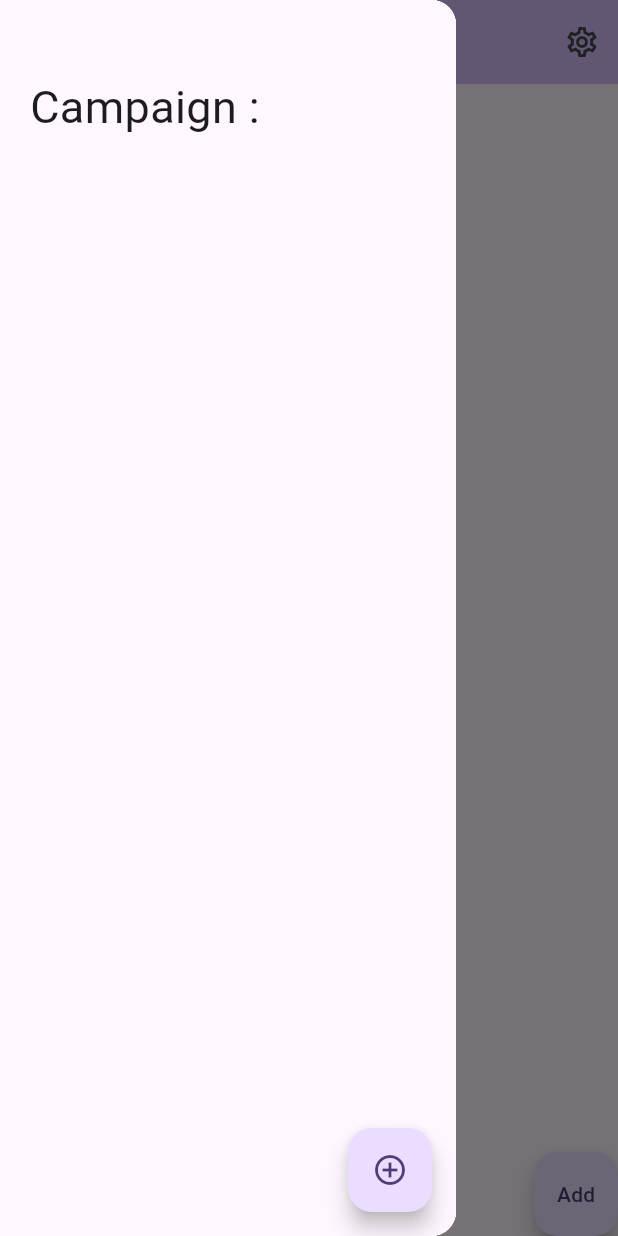
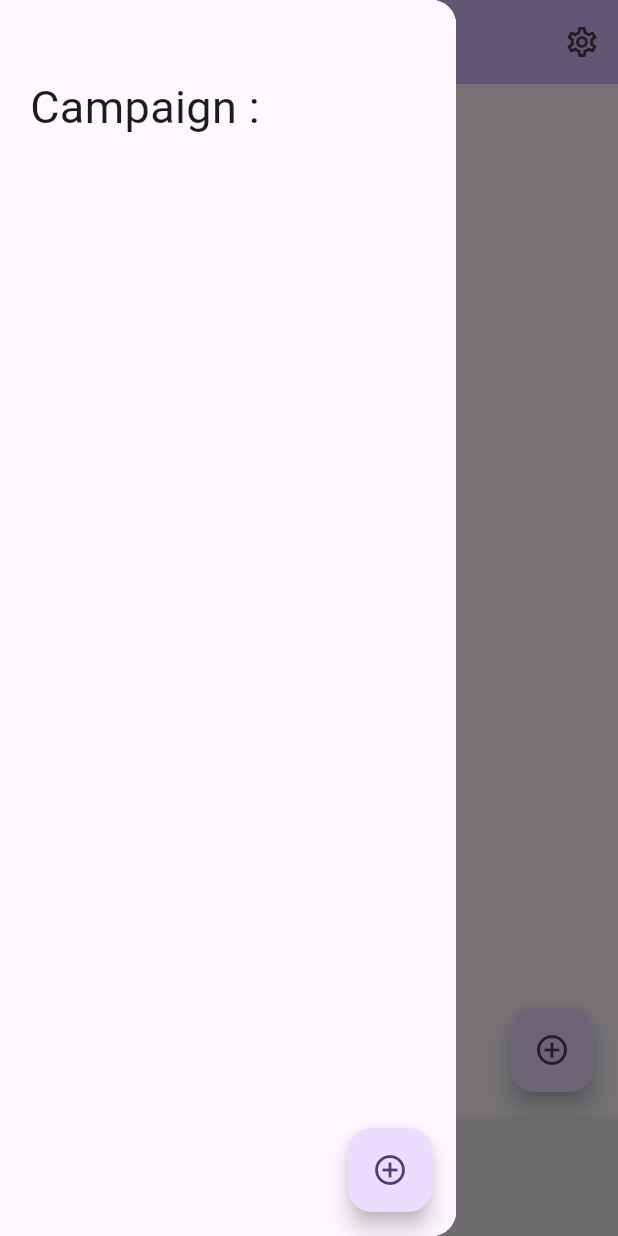
Before and after one commit to rdemont/Trees-Marking, a Flutter app: the screen it shows after launch, with the side drawer open, on a phone screen of 412 x 824 dp. Run offline on Flutter 3.47's test engine with Material 3 defaults, Android fonts, the phone set to English and light mode, and no system bars; our stand-ins replace sqflite; missing offline and left inert: encrypt; accounts and stored records are empty.

Commit message:
Bettter and Better

```diff
--- a/lib/businessObj/list/speciesList.dart
+++ b/lib/businessObj/list/speciesList.dart
@@ -14,4 +14,20 @@ class SpeciesList
     });
   }
 
+  static Future<Map<int, Species>> getObjectsMap(){
+    return DatabaseService.initializeDb().then((db) {
+      return db.query("campaign",orderBy: "id").then((raws){
+        Map<int, Species> result = {} ;
+        for (int i=0;i<raws.length;i++)
+        {
+          Species obj = Species.fromMap(raws[i]);
+
+          result[obj.id]  = obj;
+
+        }
+        return result ;
+      });
+    });
+  }
+
 }
--- a/lib/businessObj/list/trunkSizeList.dart
+++ b/lib/businessObj/list/trunkSizeList.dart
@@ -4,6 +4,7 @@
 
 import '../../services/databaseService.dart';
 import '../trunkSize.dart';
+import '../trunkSizeImpl.dart';
 
 class TrunkSizeList
 {
@@ -11,7 +12,23 @@ class TrunkSizeList
   static Future<List<TrunkSize>> getAll(){
     return DatabaseService.initializeDb().then((db) {
       return db.query("trunkSize",orderBy: "minDiameter").then((raws){
-        return raws.map((e) => TrunkSize.fromMap(e)).toList();
+        return raws.map((e) => TrunkSizeImpl.fromMap(e)).toList();
+      });
+    });
+  }
+
+  static Future<Map<int, TrunkSize>> getObjectsMap(){
+    return DatabaseService.initializeDb().then((db) {
+      return db.query("campaign",orderBy: "id").then((raws){
+        Map<int, TrunkSize> result = {} ;
+        for (int i=0;i<raws.length;i++)
+        {
+          TrunkSize obj = TrunkSizeImpl.fromMap(raws[i]);
+
+          result[obj.id]  = obj;
+
+        }
+        return result ;
       });
     });
   }
--- a/lib/businessObj/markedTree.dart
+++ b/lib/businessObj/markedTree.dart
@@ -1,6 +1,10 @@
+import 'package:treesmarking/businessObj/campaign.dart';
+import 'package:treesmarking/businessObj/species.dart';
+import 'package:treesmarking/businessObj/trunkSizeImpl.dart';
 import 'package:treesmarking/databaseObj/markedTreeDB.dart';
 
 import 'businessObj.dart';
+import 'trunkSize.dart';
 
 class MarkedTree extends BusinessObj
 {
@@ -17,6 +21,9 @@ double get latitude => _localDbObj.latitude;
 double get longitude => _localDbObj.longitude;
 DateTime get insertTime => _localDbObj.insertTime;
 
+Species get species => _localDbObj.species ;
+TrunkSize get trunkSize => _localDbObj.trunkSize ;
+Campaign get campaign => _localDbObj.campaign ;
 
 
                     set speciesId(int value)
@@ -65,7 +72,7 @@ DateTime get insertTime => _localDbObj.insertTime;
     return objDb.open(id);
   }
 
-  static MarkedTree fromMap(Map<String,Object?>map){
+  static Future<MarkedTree> fromMap(Map<String,Object?>map){
     MarkedTreeDB objDb = MarkedTreeDB();
     return objDb.fromMap(map);
   }
--- a/lib/businessObj/species.dart
+++ b/lib/businessObj/species.dart
@@ -25,6 +25,7 @@ bool get communUse => _localDbObj.communUse;
                     }
 
 
+
   static Species newObj(){
     SpeciesDB objDb = SpeciesDB();
     return objDb.newObj();
--- /dev/null
+++ b/lib/businessObj/trunkSizeImpl.dart
@@ -0,0 +1,63 @@
+import 'package:treesmarking/databaseObj/trunkSizeDB.dart';
+
+import 'businessObj.dart';
+import 'trunkSize.dart';
+
+class TrunkSizeImpl extends BusinessObj
+{
+  TrunkSizeDB get _localDbObj => dbObj as TrunkSizeDB ;
+
+  TrunkSizeImpl(super.dbObj);
+
+
+  double get minDiameter => _localDbObj.minDiameter;
+double get maxDiameter => _localDbObj.maxDiameter;
+double get volume => _localDbObj.volume;
+String get code => _localDbObj.code;
+String get name => _localDbObj.name;
+
+
+
+                    set minDiameter(double value)
+                    {
+                        _localDbObj.minDiameter = value;
+                    }
+
+                    set maxDiameter(double value)
+                    {
+                        _localDbObj.maxDiameter = value;
+                    }
+
+                    set volume(double value)
+                    {
+                        _localDbObj.volume = value;
+                    }
+
+                    set code(String value)
+                    {
+                        _localDbObj.code = value;
+                    }
+
+                    set name(String value)
+                    {
+                        _localDbObj.name = value;
+                    }
+
+
+  static TrunkSize newObj(){
+    TrunkSizeDB objDb = TrunkSizeDB();
+    return objDb.newObj();
+  }
+
+  static Future<TrunkSize> openObj(int id){
+    TrunkSizeDB objDb = TrunkSizeDB();
+    return objDb.open(id);
+  }
+
+  static TrunkSize fromMap(Map<String,Object?>map){
+    TrunkSizeDB objDb = TrunkSizeDB();
+    return objDb.fromMap(map);
+  }
+
+
+}
--- a/lib/databaseObj/markedTreeDB.dart
+++ b/lib/databaseObj/markedTreeDB.dart
@@ -1,6 +1,15 @@
 
 
+import 'package:treesmarking/businessObj/species.dart';
+import 'package:treesmarking/businessObj/trunkSizeImpl.dart';
+import 'package:treesmarking/databaseObj/speciesDB.dart';
+import 'package:treesmarking/databaseObj/trunkSizeDB.dart';
+
+import '../businessObj/campaign.dart';
 import '../businessObj/markedTree.dart';
+import '../businessObj/species.dart';
+import '../businessObj/species.dart';
+import '../businessObj/trunkSize.dart';
 import 'databaseObj.dart';
 
 class MarkedTreeDB extends DatabaseObj {
@@ -14,8 +23,9 @@ String _remark = '';
 double _latitude = 0.0;
 double _longitude = 0.0;
 DateTime _insertTime = DateTime.now();
-
-
+Species _species = Species.newObj();
+TrunkSize _trunkSize = TrunkSizeImpl.newObj();
+Campaign _campaign = Campaign.newObj();
 
   MarkedTreeDB()
   {
@@ -29,7 +39,9 @@ String get remark => _remark;
 double get latitude => _latitude;
 double get longitude => _longitude;
 DateTime get insertTime => _insertTime;
-
+Species get species => _species ;
+TrunkSize get trunkSize => _trunkSize;
+Campaign get campaign => _campaign;
 
 
 
@@ -104,6 +116,16 @@ DateTime get insertTime => _insertTime;
       if (!obj.isEmpty)
       {
         fromMap(obj[0]);
+
+        Species.openObj(_speciesId).then((value) {
+          _species = value ;
+        });
+        TrunkSizeImpl.openObj(_trunkSizeId).then((value) {
+          _trunkSize = value ;
+        });
+        Campaign.openObj(_campaignId).then((value) {
+          _campaign = value ;
+        });
       }
       return result ;
     });
@@ -134,8 +156,7 @@ DateTime get insertTime => _insertTime;
   }
 
 
-  MarkedTree fromMap(Map<String,Object?> map)
-  {
+  Future<MarkedTree> fromMap(Map<String,Object?> map) async {
     MarkedTree result = MarkedTree(this) ;
     super.id = map["id"] as int;
 
@@ -146,9 +167,18 @@ _remark = map['remark'] as String;
 _latitude = map['latitude'] as double;
 _longitude = map['longitude'] as double;
 _insertTime = DateTime.fromMillisecondsSinceEpoch(map['insertTime'] as int);
-
-
-
+      if (_speciesId >0 )
+      {
+        _species = await Species.openObj(_speciesId);
+      }
+      if (_trunkSizeId > 0 )
+      {
+        _trunkSize = await TrunkSizeImpl.openObj(_trunkSizeId);
+      }
+      if (_campaignId > 0)
+      {
+        _campaign = await Campaign.openObj(_campaignId);
+      }
     return result;
 
   }
--- a/lib/databaseObj/trunkSizeDB.dart
+++ b/lib/databaseObj/trunkSizeDB.dart
@@ -1,6 +1,7 @@
 
 
 import '../businessObj/trunkSize.dart';
+import '../businessObj/trunkSizeImpl.dart';
 import 'databaseObj.dart';
 
 class TrunkSizeDB extends DatabaseObj {
--- a/lib/main.dart
+++ b/lib/main.dart
@@ -1,6 +1,7 @@
 import 'package:flutter/material.dart';
 import 'package:treesmarking/pages/mainPage.dart';
 
+import 'pages/markedTreeListPage.dart';
 import 'services/databaseService.dart';
 
 void main() {
@@ -38,7 +39,8 @@ class MyApp extends StatelessWidget {
         colorScheme: ColorScheme.fromSeed(seedColor: Colors.deepPurple),
         useMaterial3: true,
       ),
-      home: const MainPage(title: 'Trees marking apps'),
+      //home: const MainPage(title: 'Trees marking apps'),
+      home: const  MarkedTreeListPage(),
     );
   }
 }
--- a/lib/pages/mainPage.dart
+++ b/lib/pages/mainPage.dart
@@ -47,7 +47,6 @@ print("**initState**");
 
   @override
   Widget build(BuildContext context) {
-
     return Scaffold(
       appBar: AppBar(
         backgroundColor: Theme.of(context).colorScheme.inversePrimary,
--- /dev/null
+++ b/lib/pages/markedTreeListPage.dart
@@ -0,0 +1,233 @@
+import 'package:flutter/material.dart';
+import 'package:intl/intl.dart';
+import 'package:treesmarking/businessObj/list/speciesList.dart';
+import 'package:treesmarking/businessObj/list/trunkSizeList.dart';
+import 'package:treesmarking/businessObj/species.dart';
+import 'package:treesmarking/businessObj/trunkSizeImpl.dart';
+
+import '../businessObj/campaign.dart';
+import '../businessObj/list/campaignList.dart';
+import '../businessObj/list/markedTreeList.dart';
+import '../businessObj/markedTree.dart';
+import '../businessObj/trunkSize.dart';
+import '../widget/campaignWidget.dart';
+import '../widget/settingsWidget.dart';
+import 'markedTreePage.dart';
+
+
+class MarkedTreeListPage extends StatefulWidget {
+  const MarkedTreeListPage({super.key});
+
+
+  @override
+  State<MarkedTreeListPage> createState() => _MarkedTreeListPageState();
+}
+
+
+
+class _MarkedTreeListPageState extends State<MarkedTreeListPage> {
+  List<MarkedTree> _markedTreeList = [];
+  List<Campaign> _campaignList = [];
+  Map<int,Species> _spaciesAll = {};
+  Map<int,TrunkSize> _trunkSizeAll = {};
+  Campaign _campaignSelected = Campaign.newObj();
+
+  @override
+  void initState() {
+    _loadFK();
+print("**initState**");
+    _loadCampaign();
+    super.initState();
+  }
+
+  @override
+  Widget build(BuildContext context) {
+
+    return Scaffold(
+      appBar: AppBar(
+        backgroundColor: Theme.of(context).colorScheme.inversePrimary,
+         title: Text(_campaignSelected.name),
+         actions: [
+          Builder(builder: (context) => IconButton(
+            icon: Icon(Icons.settings_outlined),
+            onPressed: () => Scaffold.of(context).openEndDrawer(),
+            tooltip: MaterialLocalizations.of(context).openAppDrawerTooltip, ),)
+         ],
+      ),
+      bottomNavigationBar: BottomAppBar(child: getBottomInfo(),),
+      floatingActionButton: FloatingActionButton(
+        child: const Icon(Icons.add_circle_outline),
+        onPressed: () {
+          Navigator.push(
+                context,
+                MaterialPageRoute(builder: (context) =>  MarkedTreePage(campaign: _campaignSelected,)  )
+              ).then((value){
+                setState(() {
+                  _loadMarkedTreeFromCampaign(_campaignSelected.id);
+                });
+              });
+        },
+      ),
+      body: Stack(
+        children: [ListView.builder(
+            padding: EdgeInsets.zero,
+            shrinkWrap: true,
+            itemCount: _markedTreeList.length,
+            itemBuilder: (BuildContext context, int index) {
+              return ListTile(
+                  title: Text(_markedTreeList[index].species.name+" - "+_markedTreeList[index].trunkSize.toString()),
+                  //+"\n"+DateFormat("dd.MM.yyyy HH:mm:ss").format(_markedTreeList[index].insertTime)
+                  onTap: () {
+                    Navigator.push(
+                      context,
+                      MaterialPageRoute(builder: (context) =>  MarkedTreePage(marketTree: _markedTreeList[index],campaign: _campaignSelected,)  )
+                    ).then((value){
+                      setState(() {
+                        _loadMarkedTreeFromCampaign(_campaignSelected.id);
+                      });
+                    });
+                  },
+                );
+            }
+          ),
+          ]
+
+  ),
+
+      endDrawer:  Drawer(child:  SettingsWidget()),
+
+      drawer: Drawer(child: CampaignWidget(
+        campaignList: _campaignList,
+        onCamaignChange: _loadMarkedTreeFromCampaign,
+      ),),
+    );
+
+  }
+
+
+
+  void _loadMarkedTreeFromCampaign(int campaignId) async {
+    Campaign.openObj(campaignId).then((campaign) {
+      setState(() {
+        _campaignSelected = campaign;
+      });
+      MarkedTreeList.getFromCampaign(campaignId).then((list) {
+        setState(() {
+          _markedTreeList = list ;
+        });
+      });
+    });
+  }
+
+
+
+  _loadCampaign()
+  {
+    CampaignList.getAll().then((value) {
+      setState(() {
+        _campaignList = value;
+        if (_campaignList.length >0 )
+        {
+          _campaignSelected = _campaignList[0];
+          _loadMarkedTreeFromCampaign(_campaignSelected.id);
+        }
+      });
+    });
+  }
+
+
+  _loadFK()
+   {
+
+    SpeciesList.getObjectsMap().then((value) {
+      setState(() {
+        _spaciesAll = value ;
+      });
+
+    });
+
+    TrunkSizeList.getObjectsMap().then((value){
+      _trunkSizeAll = value ;
+    });
+  }
+
+
+
+Widget getBottomInfo() {
+  double sv = 0;
+  Map<String,int> speciesCount = {};
+  Map<String,double> speciesSv = {};
+
+
+  for (int i = 0;i<_markedTreeList.length;i++)
+  {
+    sv += _markedTreeList[i].trunkSize.volume;
+    String speciesName = _markedTreeList[i].species.name;
+    speciesCount[speciesName] = (speciesCount[speciesName]??0) +1;
+    speciesSv[speciesName] = (speciesSv[speciesName]??0) + _markedTreeList[i].trunkSize.volume;
+
+  }
+
+  List<DataRow> dataRow = [];
+
+
+  for (String key in speciesCount.keys)
+  {
+    dataRow.add(DataRow(cells: [
+      DataCell(Text(key)),
+      DataCell(Text(speciesCount[key].toString())),
+      DataCell(Text((speciesSv[key]??0.0).toStringAsFixed(2))),
+      ]));
+  }
+
+
+  return GestureDetector(
+    onTap: () {
+      final infoBar = SnackBar(backgroundColor: Colors.grey,
+        content: DataTable(
+          columns: [
+            DataColumn(label: Expanded(child: Text("Species",style: TextStyle(fontStyle: FontStyle.italic),))),
+            DataColumn(label: Expanded(child: Text("Count",style: TextStyle(fontStyle: FontStyle.italic),))),
+            DataColumn(label: Expanded(child: Text("Sv",style: TextStyle(fontStyle: FontStyle.italic),))),
+          ],
+          rows: dataRow,
+
+
+        ),
+
+
+        action: SnackBarAction(label: 'Hide', onPressed: () {;},),
+      );
+      ScaffoldMessenger.of(context).showSnackBar(infoBar);
+    },
+    child: Row(
+    children: [
+      Column(
+        children: [
+          Text("Number"),
+          Divider(),
+          Text(_markedTreeList.length.toString())
+        ],
+      ),
+      VerticalDivider(
+        width: 20,
+        thickness: 2,
+        indent: 1,
+        endIndent: 1,
+        color: Colors.black,
+      ),
+      Column(
+        children: [
+          Text("SV"),
+          Divider(),
+          Text(sv.toStringAsFixed(2))
+        ],
+      ),
+      Expanded(child: Text(""),),
+    ],
+
+    ),
+
+  );
+}
+}
--- a/lib/pages/markedTreePage.dart
+++ b/lib/pages/markedTreePage.dart
@@ -4,10 +4,11 @@ import 'package:flutter/material.dart';
 import 'package:treesmarking/businessObj/campaign.dart';
 import 'package:treesmarking/businessObj/list/speciesList.dart';
 import 'package:treesmarking/businessObj/list/trunkSizeList.dart';
-import 'package:treesmarking/businessObj/trunkSize.dart';
+import 'package:treesmarking/businessObj/trunkSizeImpl.dart';
 
 import '../businessObj/markedTree.dart';
 import '../businessObj/species.dart';
+import '../businessObj/trunkSize.dart';
 
 
 class MarkedTreePage extends StatefulWidget {
@@ -63,7 +64,7 @@ print("test");
 
             return DropdownMenuItem(
               value: value.id.toString(),
-              child: Text(value.code +" - "+value.minDiameter.toString()+" cm - "+value.maxDiameter.toString()+" cm ["+value.volume.toString()+"sv]")
+              child: Text(value.toString())
             );
           }).toList();
           trunkSizeListDdm.add(const DropdownMenuItem(value: "0",child: Text("Empty"),));
@@ -76,6 +77,7 @@ print("test");
   Widget build(BuildContext context) {
     return Scaffold(
       appBar: AppBar(
+        backgroundColor: Theme.of(context).colorScheme.inversePrimary,
         title: const Text('Marked tree Page'),
       ),
       body: Container(
--- a/lib/pages/speciesListPage.dart
+++ b/lib/pages/speciesListPage.dart
@@ -33,6 +33,7 @@ class _SpeciesListPageState extends State<SpeciesListPage> {
   Widget build(BuildContext context) {
     return Scaffold(
       appBar: AppBar(
+        backgroundColor: Theme.of(context).colorScheme.inversePrimary,
         title: const Text('Spacies list Page'),
       ),
       floatingActionButton: FloatingActionButton(
--- a/lib/pages/speciesPage.dart
+++ b/lib/pages/speciesPage.dart
@@ -26,6 +26,7 @@ class _SpeciesPageState extends State<SpeciesPage> {
   Widget build(BuildContext context) {
     return Scaffold(
       appBar: AppBar(
+        backgroundColor: Theme.of(context).colorScheme.inversePrimary,
         title: const Text('Spacies Page'),
       ),
       body: Container(
--- a/lib/pages/trunkSizeListPage.dart
+++ b/lib/pages/trunkSizeListPage.dart
@@ -1,8 +1,7 @@
-
 import 'package:flutter/material.dart';
-import 'package:treesmarking/businessObj/trunkSize.dart';
 
 import '../businessObj/list/trunkSizeList.dart';
+import '../businessObj/trunkSize.dart';
 import 'trunkSizePage.dart';
 
 class TrunkSizeListPage extends StatefulWidget {
@@ -31,6 +30,7 @@ class _TrunkSizeListPageState extends State<TrunkSizeListPage> {
   Widget build(BuildContext context) {
     return Scaffold(
       appBar: AppBar(
+        backgroundColor: Theme.of(context).colorScheme.inversePrimary,
         title: const Text('Trunk size list Page'),
       ),
       floatingActionButton: FloatingActionButton(
--- a/lib/pages/trunkSizePage.dart
+++ b/lib/pages/trunkSizePage.dart
@@ -2,12 +2,13 @@ import 'package:flutter/material.dart';
 
 
 import '../businessObj/trunkSize.dart';
+import '../businessObj/trunkSizeImpl.dart';
 
 class TrunkSizePage extends StatefulWidget {
 
   final TrunkSize trunkSize;
 
-  TrunkSizePage({super.key, TrunkSize? trunkSize}):this.trunkSize=trunkSize ?? TrunkSize.newObj();
+  TrunkSizePage({super.key, TrunkSize? trunkSize}):this.trunkSize=trunkSize ?? TrunkSizeImpl.newObj();
 
   @override
   State<TrunkSizePage> createState() => _TrunkSizePageState();
@@ -36,6 +37,7 @@ class _TrunkSizePageState extends State<TrunkSizePage> {
   Widget build(BuildContext context) {
     return Scaffold(
       appBar: AppBar(
+        backgroundColor: Theme.of(context).colorScheme.inversePrimary,
         title: const Text('Trunk size Page'),
       ),
       body: Container(
```
Also changed, not shown: lib/businessObj/list/campaignList.dart (+17 -0 lines), lib/businessObj/list/markedTreeList.dart (+15 -4 lines), lib/businessObj/trunkSize.dart (+5 -54 lines).
